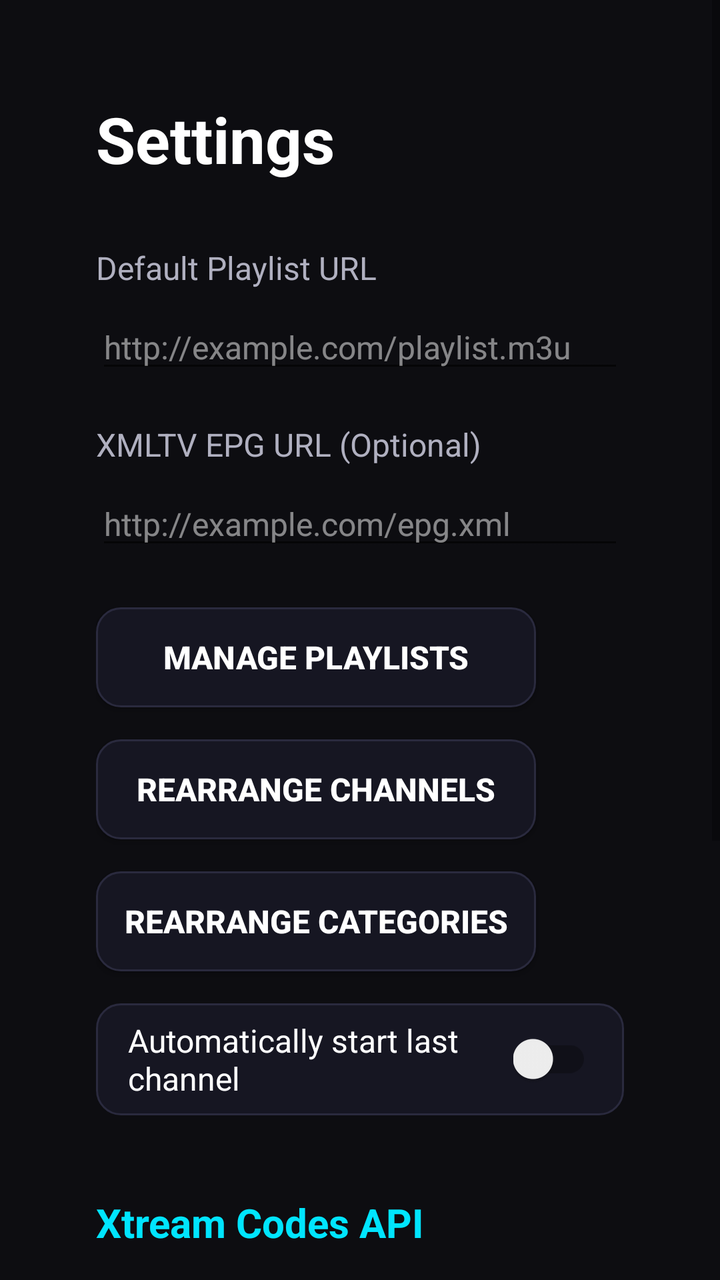
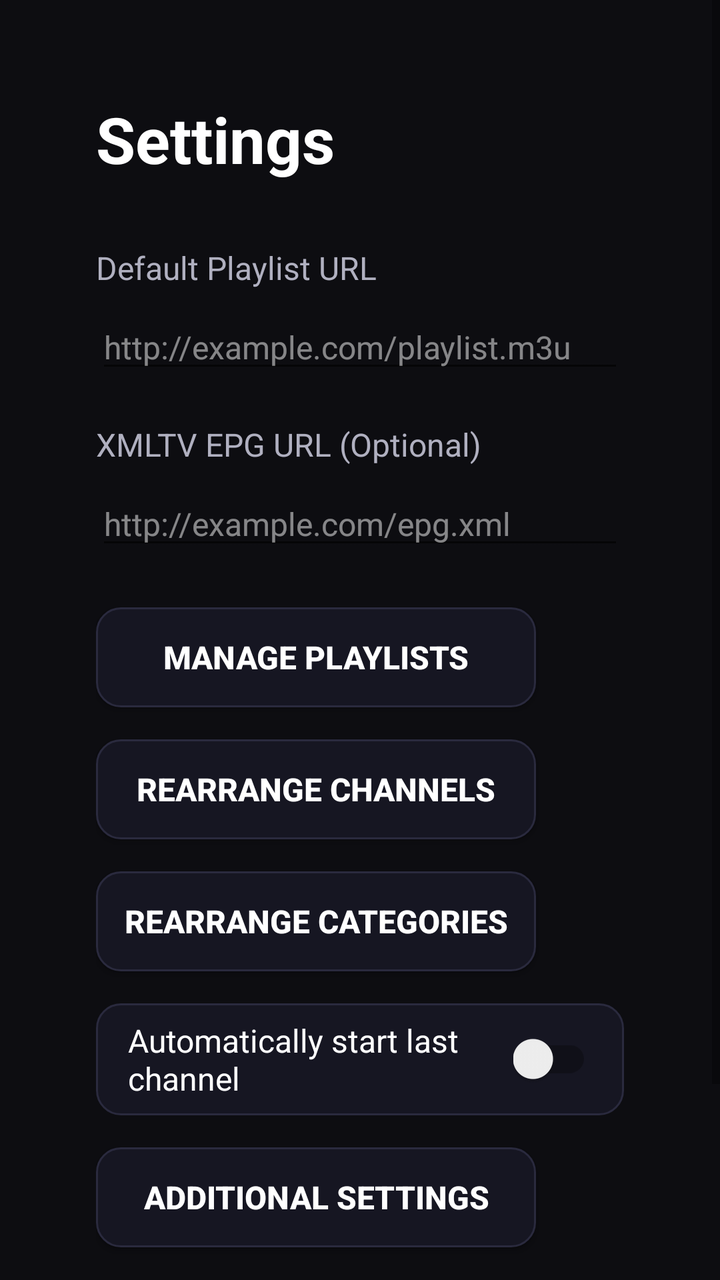

The first picture is an Android layout as it rendered before a commit; the second is the same layout after the commit. The layout source and the unified diff follow.
<!-- AndroidManifest.xml: application theme Theme.IPTVMate -->
<!-- res/layout/activity_settings.xml -->
<?xml version="1.0" encoding="utf-8"?>
<ScrollView xmlns:android="http://schemas.android.com/apk/res/android"
    android:layout_width="match_parent"
    android:layout_height="match_parent"
    android:background="@color/cinema_background"
    android:fillViewport="true">

    <LinearLayout
        android:layout_width="match_parent"
        android:layout_height="wrap_content"
        android:orientation="vertical"
        android:padding="48dp">

        <TextView
            android:layout_width="wrap_content"
            android:layout_height="wrap_content"
            android:layout_marginBottom="32dp"
            android:text="@string/settings"
            android:textColor="@color/cinema_text_primary"
            android:textSize="32sp"
            android:textStyle="bold" />

        <TextView
            android:layout_width="wrap_content"
            android:layout_height="wrap_content"
            android:layout_marginBottom="8dp"
            android:text="@string/default_playlist_url"
            android:textColor="@color/cinema_text_secondary"
            android:textSize="16sp" />

        <EditText
            android:id="@+id/etSettingsPlaylistUrl"
            android:layout_width="match_parent"
            android:layout_height="wrap_content"
            android:layout_marginBottom="20dp"
            android:autofillHints="uri"
            android:hint="@string/playlist_url_hint"
            android:inputType="textUri"
            android:maxLines="1"
            android:textColor="@color/cinema_text_primary"
            android:textColorHint="#80FFFFFF"
            android:textSize="16sp" />

        <TextView
            android:layout_width="wrap_content"
            android:layout_height="wrap_content"
            android:layout_marginBottom="8dp"
            android:text="@string/epg_url_label"
            android:textColor="@color/cinema_text_secondary"
            android:textSize="16sp" />

        <EditText
            android:id="@+id/etSettingsEpgUrl"
            android:layout_width="match_parent"
            android:layout_height="wrap_content"
            android:layout_marginBottom="24dp"
            android:autofillHints="uri"
            android:hint="@string/epg_url_hint"
            android:inputType="textUri"
            android:maxLines="1"
            android:textColor="@color/cinema_text_primary"
            android:textColorHint="#80FFFFFF"
            android:textSize="16sp" />

        <Button
            android:id="@+id/btnManagePlaylists"
            android:layout_width="220dp"
            android:layout_height="50dp"
            android:layout_marginBottom="16dp"
            android:background="@drawable/tv_focusable_background"
            android:focusable="true"
            android:focusableInTouchMode="true"
            android:gravity="center"
            android:text="@string/manage_playlists"
            android:textColor="@color/cinema_text_primary"
            android:textSize="16sp"
            android:textStyle="bold" />

        <Button
            android:id="@+id/btnRearrangeChannels"
            android:layout_width="220dp"
            android:layout_height="50dp"
            android:layout_marginBottom="16dp"
            android:background="@drawable/tv_focusable_background"
            android:focusable="true"
            android:focusableInTouchMode="true"
            android:gravity="center"
            android:text="@string/rearrange_channels"
            android:textColor="@color/cinema_text_primary"
            android:textSize="16sp"
            android:textStyle="bold" />

        <Button
            android:id="@+id/btnRearrangeCategories"
            android:layout_width="220dp"
            android:layout_height="50dp"
            android:layout_marginBottom="16dp"
            android:background="@drawable/tv_focusable_background"
            android:focusable="true"
            android:focusableInTouchMode="true"
            android:gravity="center"
            android:text="@string/rearrange_categories"
            android:textColor="@color/cinema_text_primary"
            android:textSize="16sp"
            android:textStyle="bold" />

        <LinearLayout
            android:id="@+id/layoutAutoPlayRow"
            android:layout_width="match_parent"
            android:layout_height="56dp"
            android:layout_marginBottom="24dp"
            android:background="@drawable/tv_focusable_background"
            android:clickable="true"
            android:focusable="true"
            android:focusableInTouchMode="true"
            android:gravity="center_vertical"
            android:orientation="horizontal"
            android:paddingHorizontal="16dp">

            <TextView
                android:layout_width="0dp"
                android:layout_height="wrap_content"
                android:layout_weight="1"
                android:text="@string/auto_play_last_channel"
                android:textColor="@color/cinema_text_primary"
                android:textSize="16sp" />

            <androidx.appcompat.widget.SwitchCompat
                android:id="@+id/switchAutoPlayLastChannel"
                android:layout_width="wrap_content"
                android:layout_height="wrap_content"
                android:clickable="false"
                android:focusable="false"
                android:focusableInTouchMode="false" />

        </LinearLayout>

        <TextView
            android:layout_width="wrap_content"
            android:layout_height="wrap_content"
            android:layout_marginTop="16dp"
            android:layout_marginBottom="12dp"
            android:text="@string/xtream_section_title"
            android:textColor="@color/cinema_primary"
            android:textSize="20sp"
            android:textStyle="bold" />

        <EditText
            android:id="@+id/etXtreamServer"
            android:layout_width="match_parent"
            android:layout_height="wrap_content"
            android:layout_marginBottom="12dp"
            android:autofillHints="uri"
            android:hint="@string/xtream_server_hint"
            android:inputType="textUri"
            android:maxLines="1"
            android:textColor="@color/cinema_text_primary"
            android:textColorHint="#80FFFFFF"
            android:textSize="16sp" />

        <EditText
            android:id="@+id/etXtreamUsername"
            android:layout_width="match_parent"
            android:layout_height="wrap_content"
            android:layout_marginBottom="12dp"
            android:autofillHints="username"
            android:hint="@string/xtream_username_hint"
            android:inputType="text"
            android:maxLines="1"
            android:textColor="@color/cinema_text_primary"
            android:textColorHint="#80FFFFFF"
            android:textSize="16sp" />

        <EditText
            android:id="@+id/etXtreamPassword"
            android:layout_width="match_parent"
            android:layout_height="wrap_content"
            android:layout_marginBottom="16dp"
            android:autofillHints="password"
            android:hint="@string/xtream_password_hint"
            android:inputType="textPassword"
            android:maxLines="1"
            android:textColor="@color/cinema_text_primary"
            android:textColorHint="#80FFFFFF"
            android:textSize="16sp" />

        <Button
            android:id="@+id/btnSaveXtream"
            android:layout_width="220dp"
            android:layout_height="50dp"
            android:layout_marginBottom="24dp"
            android:background="@drawable/tv_focusable_background"
            android:focusable="true"
            android:focusableInTouchMode="true"
            android:gravity="center"
            android:text="@string/xtream_connect_button"
            android:textColor="@color/cinema_text_primary"
            android:textSize="14sp"
            android:textStyle="bold" />

        <Button
            android:id="@+id/btnSaveSettings"
            android:layout_width="200dp"
            android:layout_height="60dp"
            android:background="@drawable/tv_focusable_background"
            android:focusable="true"
            android:focusableInTouchMode="true"
            android:gravity="center"
            android:text="@string/save_settings"
            android:textColor="@color/cinema_text_primary"
            android:textSize="18sp"
            android:textStyle="bold" />

    </LinearLayout>
</ScrollView>
<!-- resources referenced by this layout -->
<resources>
  <color name="cinema_background">#0D0D11</color>
  <color name="cinema_primary">#00E5FF</color>
  <color name="cinema_text_primary">#FFFFFF</color>
  <color name="cinema_text_secondary">#B0B0C0</color>
  <!-- drawable tv_focusable_background (drawable) -->
  <?xml version="1.0" encoding="utf-8"?>
  <selector xmlns:android="http://schemas.android.com/apk/res/android">
      <item android:state_focused="true">
          <shape android:shape="rectangle">
              <solid android:color="#2A2A4A" />
              <corners android:radius="12dp" />
              <stroke android:width="3dp" android:color="#00E5FF" />
          </shape>
      </item>
      <item>
          <shape android:shape="rectangle">
              <solid android:color="#161622" />
              <corners android:radius="12dp" />
              <stroke android:width="1dp" android:color="#2A2A3E" />
          </shape>
      </item>
  </selector>
  <string name="auto_play_last_channel">Automatically start last channel</string>
  <string name="default_playlist_url">Default Playlist URL</string>
  <string name="epg_url_hint">http://example.com/epg.xml</string>
  <string name="epg_url_label">XMLTV EPG URL (Optional)</string>
  <string name="manage_playlists">Manage Playlists</string>
  <string name="playlist_url_hint">http://example.com/playlist.m3u</string>
  <string name="rearrange_categories">Rearrange Categories</string>
  <string name="rearrange_channels">Rearrange Channels</string>
  <string name="save_settings">Save Settings</string>
  <string name="settings">Settings</string>
  <string name="xtream_connect_button">Save &amp; Load Xtream Codes</string>
  <string name="xtream_password_hint">Password</string>
  <string name="xtream_section_title">Xtream Codes API</string>
  <string name="xtream_server_hint">Server URL (e.g. http://server:8080)</string>
  <string name="xtream_username_hint">Username</string>
  <style name="Theme.IPTVMate" parent="@style/Theme.AppCompat.DayNight.NoActionBar">
          <item name="colorPrimary">@color/cinema_primary</item>
          <item name="colorAccent">@color/cinema_secondary</item>
          <item name="android:windowBackground">@color/cinema_background</item>
          <item name="android:colorBackground">@color/cinema_background</item>
      </style>
  <color name="cinema_secondary">#7C4DFF</color>
</resources>

<!-- the commit's change to res/layout/activity_settings.xml (unified diff, before → after) -->
@@ -108,7 +108,7 @@
             android:id="@+id/layoutAutoPlayRow"
             android:layout_width="match_parent"
             android:layout_height="56dp"
-            android:layout_marginBottom="24dp"
+            android:layout_marginBottom="16dp"
             android:background="@drawable/tv_focusable_background"
             android:clickable="true"
             android:focusable="true"
@@ -135,57 +135,8 @@
 
         </LinearLayout>
 
-        <TextView
-            android:layout_width="wrap_content"
-            android:layout_height="wrap_content"
-            android:layout_marginTop="16dp"
-            android:layout_marginBottom="12dp"
-            android:text="@string/xtream_section_title"
-            android:textColor="@color/cinema_primary"
-            android:textSize="20sp"
-            android:textStyle="bold" />
-
-        <EditText
-            android:id="@+id/etXtreamServer"
-            android:layout_width="match_parent"
-            android:layout_height="wrap_content"
-            android:layout_marginBottom="12dp"
-            android:autofillHints="uri"
-            android:hint="@string/xtream_server_hint"
-            android:inputType="textUri"
-            android:maxLines="1"
-            android:textColor="@color/cinema_text_primary"
-            android:textColorHint="#80FFFFFF"
-            android:textSize="16sp" />
-
-        <EditText
-            android:id="@+id/etXtreamUsername"
-            android:layout_width="match_parent"
-            android:layout_height="wrap_content"
-            android:layout_marginBottom="12dp"
-            android:autofillHints="username"
-            android:hint="@string/xtream_username_hint"
-            android:inputType="text"
-            android:maxLines="1"
-            android:textColor="@color/cinema_text_primary"
-            android:textColorHint="#80FFFFFF"
-            android:textSize="16sp" />
-
-        <EditText
-            android:id="@+id/etXtreamPassword"
-            android:layout_width="match_parent"
-            android:layout_height="wrap_content"
-            android:layout_marginBottom="16dp"
-            android:autofillHints="password"
-            android:hint="@string/xtream_password_hint"
-            android:inputType="textPassword"
-            android:maxLines="1"
-            android:textColor="@color/cinema_text_primary"
-            android:textColorHint="#80FFFFFF"
-            android:textSize="16sp" />
-
         <Button
-            android:id="@+id/btnSaveXtream"
+            android:id="@+id/btnAdditionalSettings"
             android:layout_width="220dp"
             android:layout_height="50dp"
             android:layout_marginBottom="24dp"
@@ -193,9 +144,9 @@
             android:focusable="true"
             android:focusableInTouchMode="true"
             android:gravity="center"
-            android:text="@string/xtream_connect_button"
+            android:text="@string/additional_settings_button"
             android:textColor="@color/cinema_text_primary"
-            android:textSize="14sp"
+            android:textSize="16sp"
             android:textStyle="bold" />
 
         <Button
<!-- resource entries referenced after the edit -->
@@ -22,6 +22,7 @@
           </shape>
       </item>
   </selector>
+  <string name="additional_settings_button">Additional Settings</string>
   <string name="auto_play_last_channel">Automatically start last channel</string>
   <string name="default_playlist_url">Default Playlist URL</string>
   <string name="epg_url_hint">http://example.com/epg.xml</string>
@@ -32,11 +33,6 @@
   <string name="rearrange_channels">Rearrange Channels</string>
   <string name="save_settings">Save Settings</string>
   <string name="settings">Settings</string>
-  <string name="xtream_connect_button">Save &amp; Load Xtream Codes</string>
-  <string name="xtream_password_hint">Password</string>
-  <string name="xtream_section_title">Xtream Codes API</string>
-  <string name="xtream_server_hint">Server URL (e.g. http://server:8080)</string>
-  <string name="xtream_username_hint">Username</string>
   <style name="Theme.IPTVMate" parent="@style/Theme.AppCompat.DayNight.NoActionBar">
           <item name="colorPrimary">@color/cinema_primary</item>
           <item name="colorAccent">@color/cinema_secondary</item>
